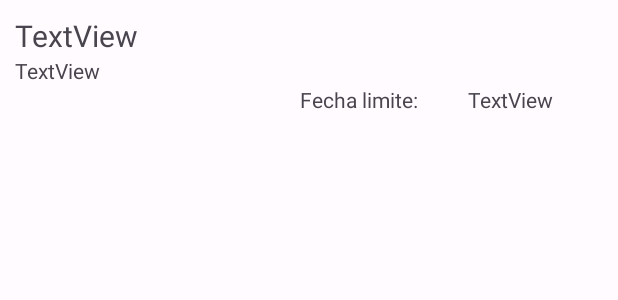
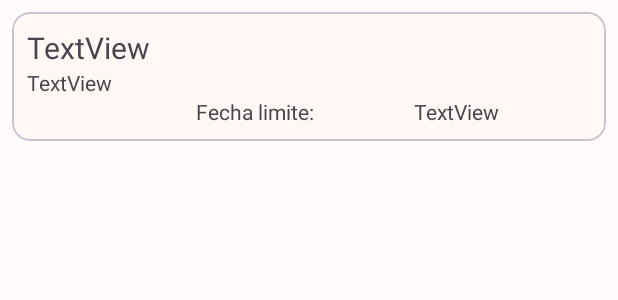
Before and after one commit to israUSA/ProyectoAppTarea, an Android app: the layout lista_tarea.xml on its own in the app's theme, with its tools: preview values and no code run, on a phone screen of 412 x 824 dp. Shown: the top 300 px of the screen. Run offline under Robolectric (Android 15) with nearby library versions, the light colour scheme and no system bars.

Commit message:
mostrar tareas

```diff
--- a/app/src/main/res/layout/lista_tarea.xml
+++ b/app/src/main/res/layout/lista_tarea.xml
@@ -3,8 +3,14 @@
     android:layout_width="match_parent"
     android:layout_height="match_parent">
 
+    <com.google.android.material.card.MaterialCardView
+        android:id="@+id/card"
+        android:layout_width="match_parent"
+        android:layout_height="wrap_content"
+        android:layout_margin="8dp">
+
         <LinearLayout
-        android:layout_width="match_parent"
+            android:layout_width="381dp"
             android:layout_height="wrap_content"
             android:layout_margin="10dp"
             android:orientation="vertical">
@@ -29,7 +35,7 @@
 
                 <TextView
                     android:id="@+id/textView4"
-                android:layout_width="201dp"
+                    android:layout_width="match_parent"
                     android:layout_height="wrap_content"
                     android:layout_weight="1"
                     android:gravity="right"
@@ -37,11 +43,13 @@
 
                 <TextView
                     android:id="@+id/ViuwFechaLimite"
-                android:layout_width="wrap_content"
+                    android:layout_width="match_parent"
                     android:layout_height="wrap_content"
                     android:layout_weight="1"
                     android:gravity="center"
                     android:text="TextView" />
             </LinearLayout>
         </LinearLayout>
+    </com.google.android.material.card.MaterialCardView>
+
 </LinearLayout>
```
Also changed, not shown: app/src/main/java/com/example/proyectoapptarea/activity_mostrar_tareas.java (+5 -76 lines), app/src/main/java/com/example/proyectoapptarea/adaptador/listaAdaptador.java (+7 -8 lines), app/src/main/java/com/example/proyectoapptarea/entidades/listaTareas.java (+9 -8 lines). Lines whose indentation alone changed are shown as unchanged.
